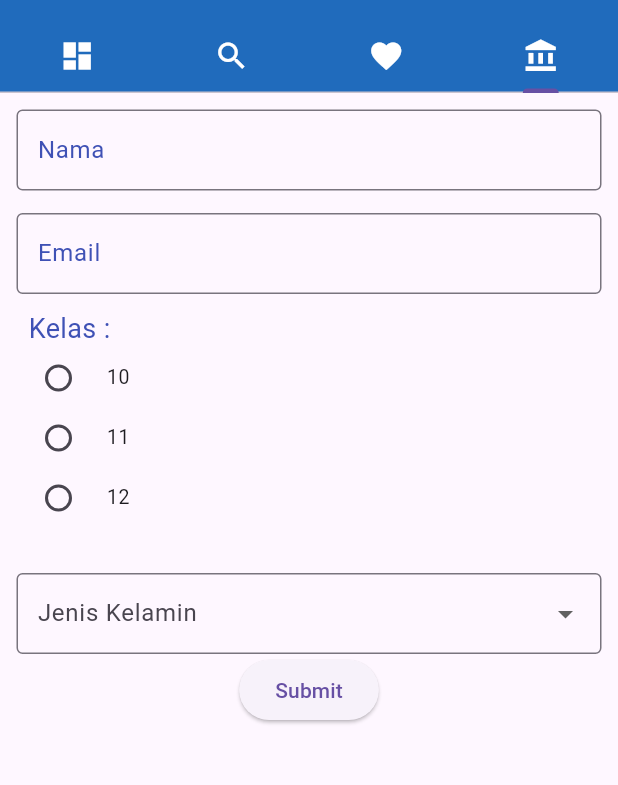
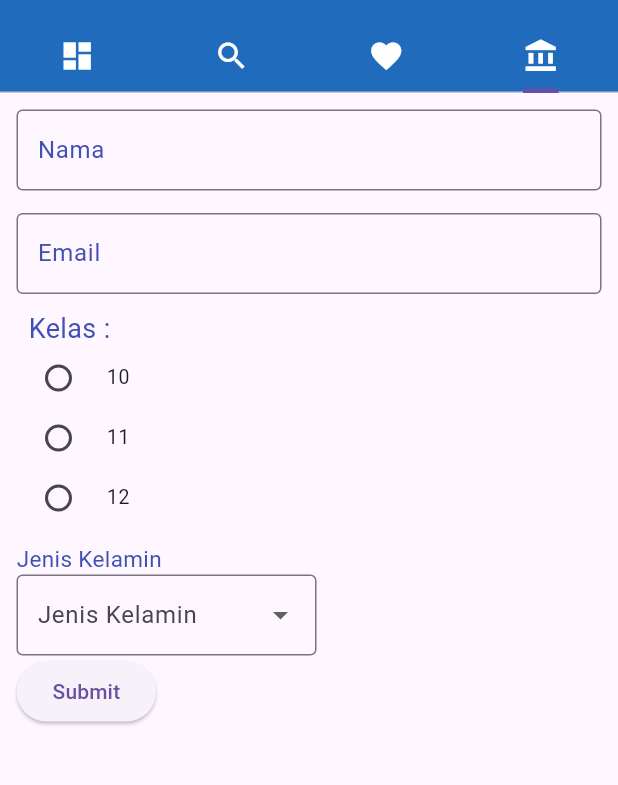
Before and after one commit to aldanziikri/learn_flutter, a Flutter app: the screen it shows after launch, tab 4 chosen, on a phone screen of 412 x 824 dp, the part 63-848 px from its top. Run offline on Flutter 3.47's test engine with Material 3 defaults, Android fonts, the phone set to English and light mode, and no system bars; network calls fail.

```diff
--- a/lib/page/account.dart
+++ b/lib/page/account.dart
@@ -20,12 +20,12 @@ class _ProfilState extends State<Profil> {
   @override
   Widget build(BuildContext context) {
     return SingleChildScrollView(
-      child: Center(
       child: Form(
           key: _formKey,
           child: Padding(
             padding: const EdgeInsets.all(11.0),
             child: Column(
+              crossAxisAlignment: CrossAxisAlignment.start,
               children: [
                 TextFormField(
                   decoration: InputDecoration(
@@ -118,9 +118,15 @@ class _ProfilState extends State<Profil> {
 
 
 
-                SizedBox(height: 30),
+                SizedBox(height: 10),
 
-                DropdownButtonFormField(
+                Column(
+                  crossAxisAlignment: CrossAxisAlignment.start,
+                  children: [
+                    Text("Jenis Kelamin", style:  TextStyle(fontSize: 15, color: Colors.indigo),),
+                    SizedBox(
+                      width: 200,
+                      child: DropdownButtonFormField(
                       decoration: InputDecoration(
                       labelText: "Jenis Kelamin",
                       border: OutlineInputBorder(),
@@ -134,7 +140,7 @@ class _ProfilState extends State<Profil> {
                       }).toList(),
                       validator: (value) {
                         if (value == null || value.isEmpty){
-                    return "Pilih gender anda";
+                          return "Pilih jenis kelamin anda";
                         }
                         return null;
                       } ,
@@ -142,6 +148,9 @@ class _ProfilState extends State<Profil> {
                         gender = value;
                       }),
                        onSaved: (value) => gender = value,
+                      ),
+                    ),
+                  ],
                 ),
 
                 ElevatedButton(
@@ -159,7 +168,6 @@ class _ProfilState extends State<Profil> {
             ),
           ),
         ),
-      ),
     );
   }
 }
```
Also changed, not shown: lib/page/home.dart (+44 -37 lines). Lines whose indentation alone changed are shown as unchanged.
